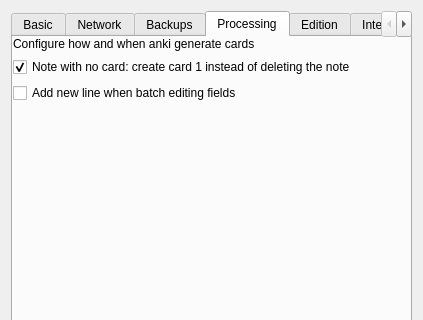
This is designer/preferences.ui in Arthur-Milchior/anki as Qt 5 draws it before an edit; both pictures show x 0 to 423 and y 0 to 320 of the 423 by 552 pixel window. The edited form follows.
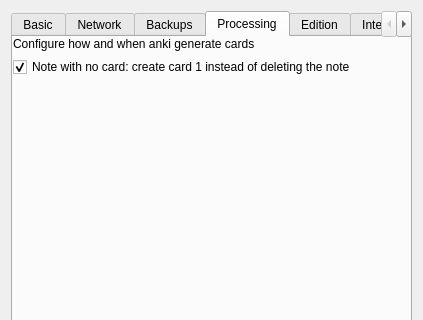
This is the edited form. The open tabs and pages were chosen to show the change.

Commit message: Moving preference to edition

Diff of the .ui file:
```diff
--- a/designer/preferences.ui
+++ b/designer/preferences.ui
@@ -499,13 +499,6 @@
           </property>
          </widget>
         </item>
-        <item>
-         <widget class="QCheckBox" name="newLineInBatchEdit">
-          <property name="text">
-           <string>Add new line when batch editing fields</string>
-          </property>
-         </widget>
-        </item>
         <item>
          <spacer name="verticalSpacer">
           <property name="orientation">
@@ -543,6 +536,13 @@
           </property>
          </widget>
         </item>
+        <item>
+         <widget class="QCheckBox" name="newLineInBatchEdit">
+          <property name="text">
+           <string>Add new line when batch editing fields</string>
+          </property>
+         </widget>
+        </item>
        </layout>
       </widget>
      </widget>
```
Left out of the diff: 4 changed lines with no effect on the pictures.
